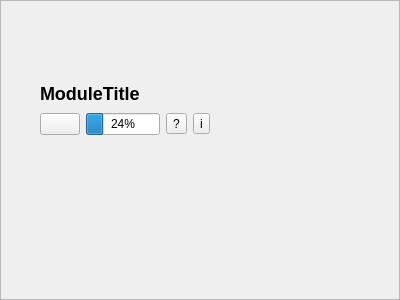
The window that src/Interface/Application/Module.ui (SCIInstitute/SCIRun) describes before a commit, drawn with Qt 5.
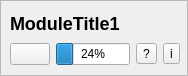
The same window after the commit. Icons and pictures are not drawn.

Commit message: Modules can be added to canvas.

What changed in the file:
```diff
--- a/src/Interface/Application/Module.ui
+++ b/src/Interface/Application/Module.ui
@@ -6,10 +6,16 @@
    <rect>
     <x>0</x>
     <y>0</y>
-    <width>400</width>
-    <height>300</height>
+    <width>188</width>
+    <height>76</height>
    </rect>
   </property>
+  <property name="sizePolicy">
+   <sizepolicy hsizetype="Minimum" vsizetype="Minimum">
+    <horstretch>0</horstretch>
+    <verstretch>0</verstretch>
+   </sizepolicy>
+  </property>
   <property name="windowTitle">
    <string>Frame</string>
   </property>
@@ -22,11 +28,11 @@
   <property name="lineWidth">
    <number>5</number>
   </property>
-  <widget class="QWidget" name="">
+  <widget class="QWidget" name="layoutWidget">
    <property name="geometry">
     <rect>
-     <x>40</x>
-     <y>80</y>
+     <x>10</x>
+     <y>10</y>
      <width>170</width>
      <height>55</height>
     </rect>
@@ -38,7 +44,7 @@
        <number>-4</number>
       </property>
       <property name="text">
-       <string>&lt;b&gt;&lt;h2&gt;ModuleTitle&lt;/h2&gt;&lt;/b&gt;</string>
+       <string>&lt;b&gt;&lt;h2&gt;ModuleTitle1&lt;/h2&gt;&lt;/b&gt;</string>
       </property>
      </widget>
     </item>
```
Left out of the diff: 4 changed lines with no effect on the pictures. The commit also changes 7 other files.
